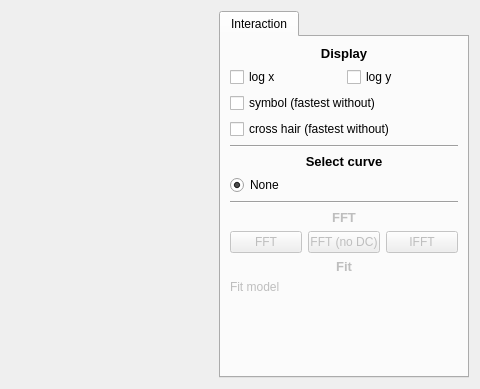
First picture: the form in ui/plot1d.ui, repository pyplotter/pyplotter, before the edit; both pictures show x 507 to 987 and y 0 to 389 of the 987 by 389 pixel window.
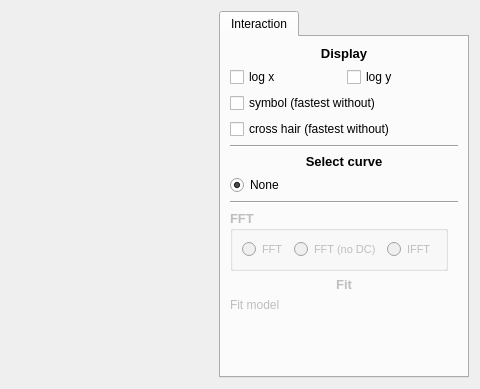
Second picture: the form after the edit. Custom widgets are drawn as their Qt base class.

Commit message:
Modify how plot references are stored.
Big modification on the internal _refs dict.
Improvement of comments, docstring, typing hints.
Corrections of some bugs.
Improvement of the GUI.

Patch:
```diff
--- a/ui/plot1d.ui
+++ b/ui/plot1d.ui
@@ -161,32 +161,32 @@
              </property>
             </widget>
            </item>
-           <item>
-            <widget class="QLabel" name="labelFFT">
-             <property name="enabled">
-              <bool>false</bool>
-             </property>
-             <property name="font">
-              <font>
-               <pointsize>10</pointsize>
-               <weight>75</weight>
-               <bold>true</bold>
-              </font>
-             </property>
-             <property name="text">
-              <string>FFT</string>
-             </property>
-             <property name="alignment">
-              <set>Qt::AlignCenter</set>
-             </property>
-            </widget>
-           </item>
            <item>
             <layout class="QHBoxLayout" name="horizontalLayoutFFT">
-             <item>
-              <widget class="QPushButton" name="pushButtonFFT">
+             <item alignment="Qt::AlignLeft|Qt::AlignVCenter">
+              <widget class="QGroupBox" name="groupBoxFFT">
                <property name="enabled">
                 <bool>false</bool>
+               </property>
+               <property name="font">
+                <font>
+                 <pointsize>10</pointsize>
+                 <weight>75</weight>
+                 <bold>true</bold>
+                </font>
+               </property>
+               <property name="title">
+                <string>FFT</string>
+               </property>
+               <layout class="QHBoxLayout" name="horizontalLayout_4">
+                <item>
+                 <widget class="QRadioButton" name="radioButtonFFT">
+                  <property name="font">
+                   <font>
+                    <pointsize>8</pointsize>
+                    <weight>50</weight>
+                    <bold>false</bold>
+                   </font>
                </property>
                <property name="text">
                 <string>FFT</string>
@@ -194,9 +194,13 @@
               </widget>
              </item>
              <item>
-              <widget class="QPushButton" name="pushButtonFFTnoDC">
-               <property name="enabled">
-                <bool>false</bool>
+                 <widget class="QRadioButton" name="radioButtonFFTnoDC">
+                  <property name="font">
+                   <font>
+                    <pointsize>8</pointsize>
+                    <weight>50</weight>
+                    <bold>false</bold>
+                   </font>
                </property>
                <property name="text">
                 <string>FFT (no DC)</string>
@@ -204,13 +208,23 @@
               </widget>
              </item>
              <item>
-              <widget class="QPushButton" name="pushButtonIFFT">
-               <property name="enabled">
-                <bool>false</bool>
+                 <widget class="QRadioButton" name="radioButtonIFFT">
+                  <property name="font">
+                   <font>
+                    <pointsize>8</pointsize>
+                    <weight>50</weight>
+                    <bold>false</bold>
+                   </font>
                </property>
                <property name="text">
                 <string>IFFT</string>
                </property>
+                  <attribute name="buttonGroup">
+                   <string notr="true">buttonGroup</string>
+                  </attribute>
+                 </widget>
+                </item>
+               </layout>
               </widget>
              </item>
             </layout>
```
Left out of the diff: 9 changed lines with no effect on the pictures. Lines whose indentation alone changed are shown as unchanged. The commit also changes 11 other files.
